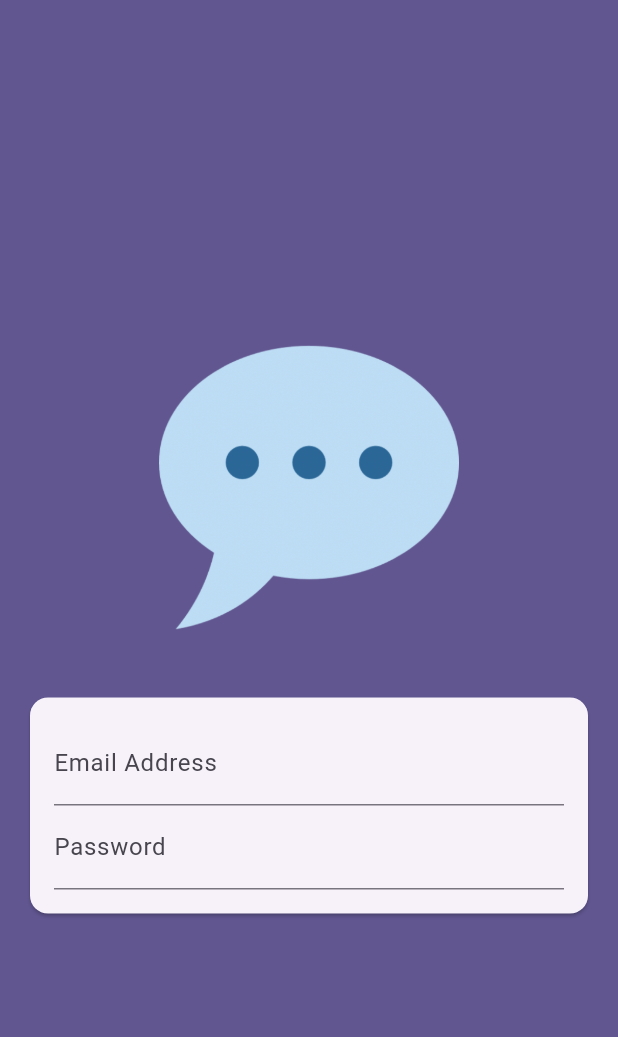
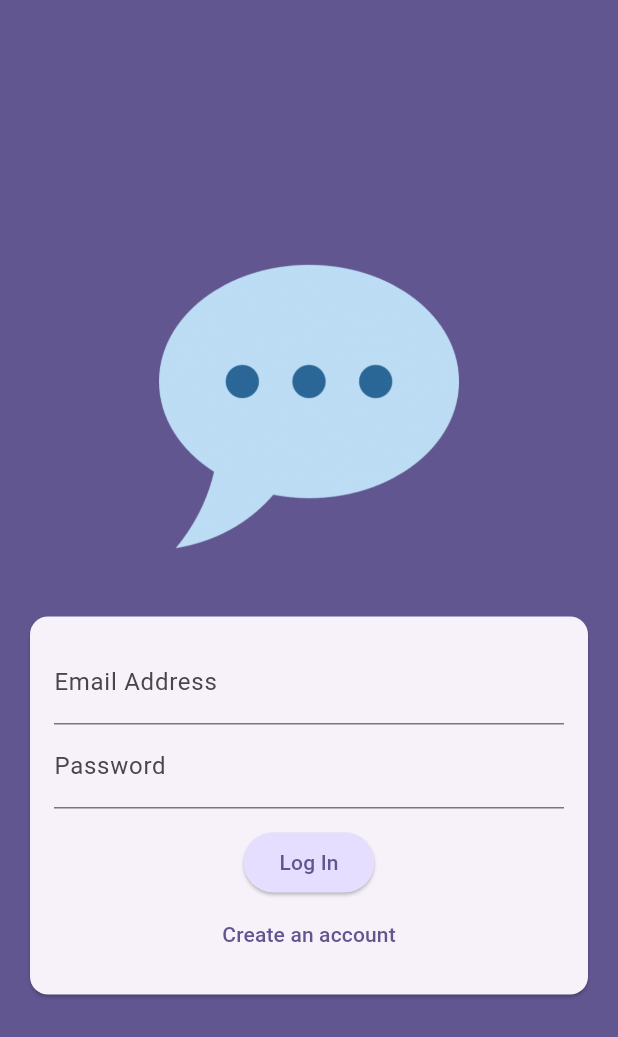
Before and after one commit to ThawedBuffalo/fdgc_14_chatapp, a Flutter app: the screen it shows after launch, on a phone screen of 412 x 824 dp. Shown: the top 1037 px of the screen. Run offline on Flutter 3.47's test engine with Material 3 defaults, Android fonts, the light colour scheme and no system bars.

Commit message:
chapter 13, section 4

```diff
--- a/lib/screens/auth.dart
+++ b/lib/screens/auth.dart
@@ -8,6 +8,9 @@ class AuthScreen extends StatefulWidget {
 }
 
 class _AuthScreenState extends State<AuthScreen> {
+
+  var _isLoggedIn = true;
+
   @override
   Widget build(BuildContext context) {
     return Scaffold(
@@ -44,7 +47,27 @@ class _AuthScreenState extends State<AuthScreen> {
                               labelText: 'Password',
                             ),
                             obscureText: true,
-                          )
+                          ),
+                          const SizedBox(height: 12),
+                          ElevatedButton(
+                              onPressed: () {
+
+                              },
+                            style: ElevatedButton.styleFrom(
+                              backgroundColor: Theme.of(context)
+                                  .colorScheme.primaryContainer,
+                            ),
+                              child: Text(_isLoggedIn ? 'Log In' : 'Sign Up'),
+                          ),
+                          TextButton(
+                            onPressed: () {
+                              setState(() {
+                                _isLoggedIn = !_isLoggedIn;
+                              });
+                            },
+                            child: Text(_isLoggedIn ? 'Create an account' : 'I already have an account'),
+                          ),
+
                         ],
                       ),
                     ),
```
